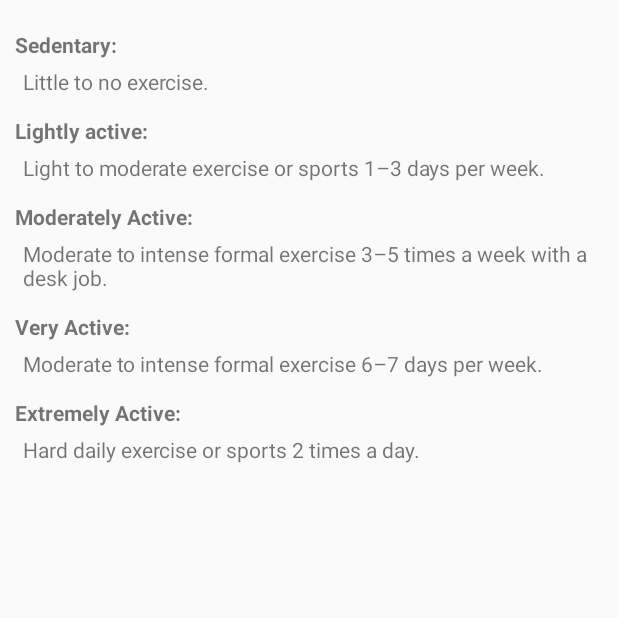
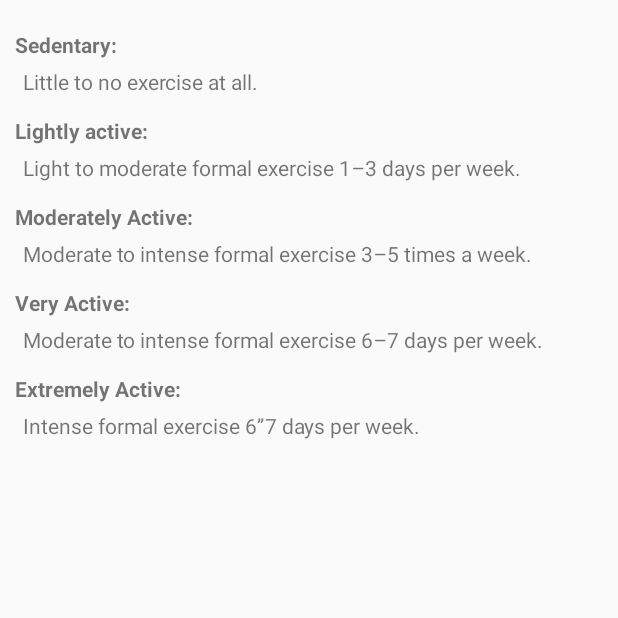
Before and after one commit to theodorethayib/NutriPocket, an Android app: the activityLevelDescriptionsActivity screen opened directly, with no data from a screen before it, on a phone screen of 412 x 824 dp, the top half of it. Run offline under Robolectric (Android 15) with nearby library versions, the phone set to English and light mode, and no system bars.

Commit message:
visual CP1

```diff
--- a/app/src/main/res/values/strings.xml
+++ b/app/src/main/res/values/strings.xml
@@ -35,15 +35,15 @@
 
 
     <string name="sedentaryTitle">Sedentary: </string>
-    <string name="sedentaryDesc">Little to no exercise.</string>
+    <string name="sedentaryDesc">Little to no exercise at all.</string>
     <string name="lightlyTitle">Lightly active:</string>
-    <string name="lightlyDesc">Light to moderate exercise or sports 1&#8211;3 days per week.</string>
+    <string name="lightlyDesc">Light to moderate formal exercise 1&#8211;3 days per week.</string>
     <string name="modTitle">Moderately Active:</string>
-    <string name="modDesc">Moderate to intense formal exercise 3&#8211;5 times a week with a desk job.</string>
+    <string name="modDesc">Moderate to intense formal exercise 3&#8211;5 times a week.</string>
     <string name="heavilyTitle">Very Active:</string>
     <string name="heavilyDesc">Moderate to intense formal exercise 6&#8211;7 days per week.</string>
     <string name="extTitle">Extremely Active:</string>
-    <string name="extDesc">Hard daily exercise or sports 2 times a day.</string>
+    <string name="extDesc">Intense formal exercise 6&#8221;7 days per week.</string>
 
 
     <string name="CP1Button">Continue</string>
```
